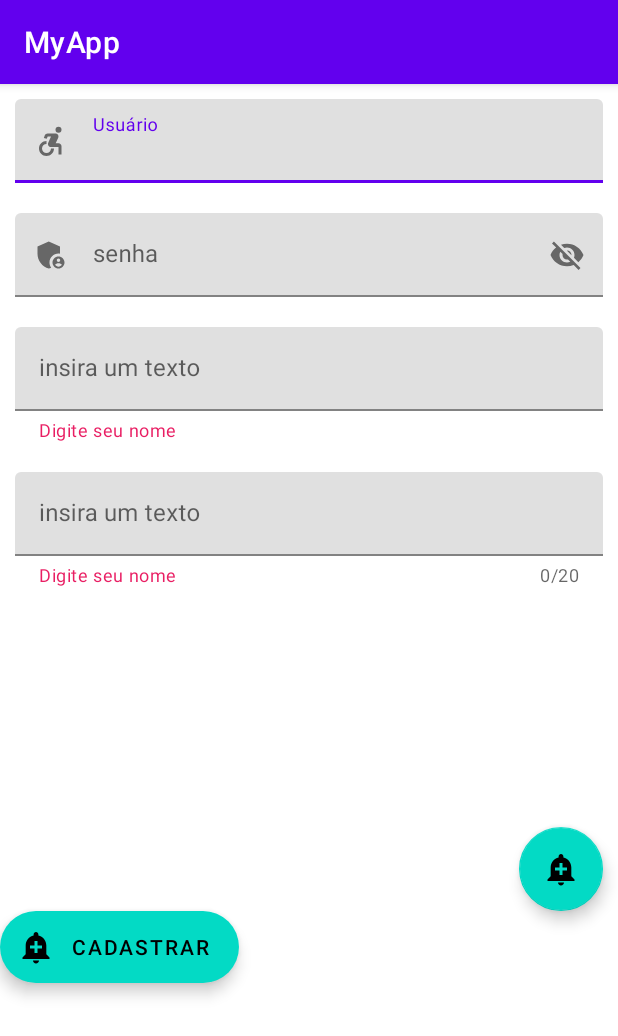
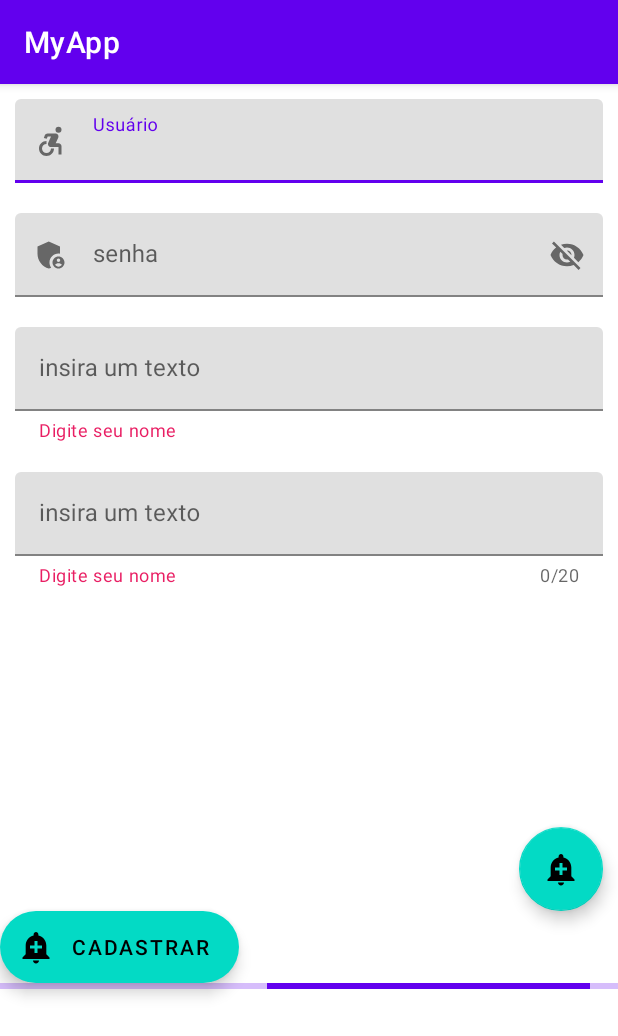
Before and after one commit to Samuelvmt/appButton, an Android app: the screen it shows after launch (LoginActivity), on a phone screen of 412 x 824 dp. Shown: the top 1036 px of the screen. Run offline under Robolectric (Android 15) with nearby library versions, the phone set to English and light mode, and no system bars.

Commit message:
botoinsss2

```diff
--- a/app/src/main/res/layout/login_layout.xml
+++ b/app/src/main/res/layout/login_layout.xml
@@ -84,4 +84,9 @@
         android:layout_height="wrap_content"
         android:text="cadastrar"
         app:icon="@drawable/baseline_add_alert"/>
+<com.google.android.material.progressindicator.LinearProgressIndicator
+    android:layout_width="match_parent"
+    android:layout_height="wrap_content"
+    android:indeterminate="true"/>
+
 </LinearLayout>
```
